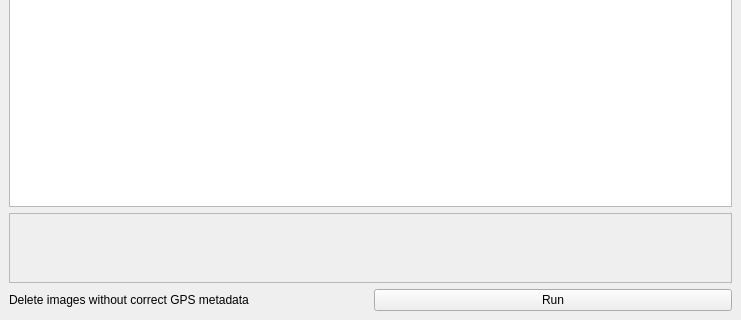
This is mainwindow.ui in zoiska/GPSMetaChecker as Qt 5 draws it before an edit; both pictures show x 0 to 741 and y 170 to 490 of the 741 by 490 pixel window. The edited form follows.
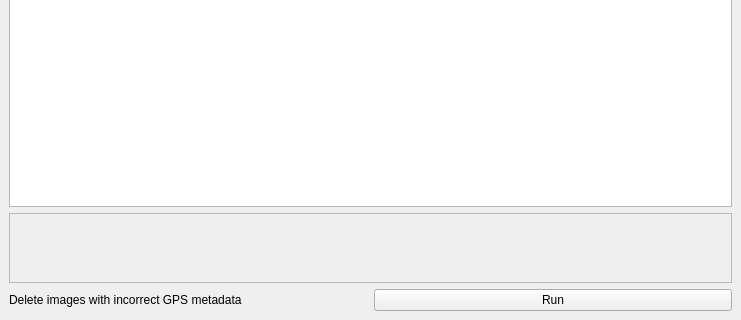
This is the edited form.

What changed in the file:
```diff
--- a/mainwindow.ui
+++ b/mainwindow.ui
@@ -152,6 +152,15 @@
        <layout class="QHBoxLayout" name="horizontalLayout_3">
         <item>
          <widget class="QLabel" name="label_output">
+            <property name="enabled">
+             <bool>true</bool>
+            </property>
+            <property name="sizePolicy">
+             <sizepolicy hsizetype="Minimum" vsizetype="Minimum">
+              <horstretch>0</horstretch>
+              <verstretch>0</verstretch>
+             </sizepolicy>
+            </property>
           <property name="text">
            <string/>
           </property>
@@ -175,7 +184,7 @@
       <item>
        <widget class="QLabel" name="label_start">
         <property name="text">
-         <string>Delete images without correct GPS metadata</string>
+         <string>Delete images with incorrect GPS metadata</string>
         </property>
        </widget>
       </item>
```
Left out of the diff: 89 changed lines with no effect on the pictures. Lines whose indentation alone changed are shown as unchanged.
